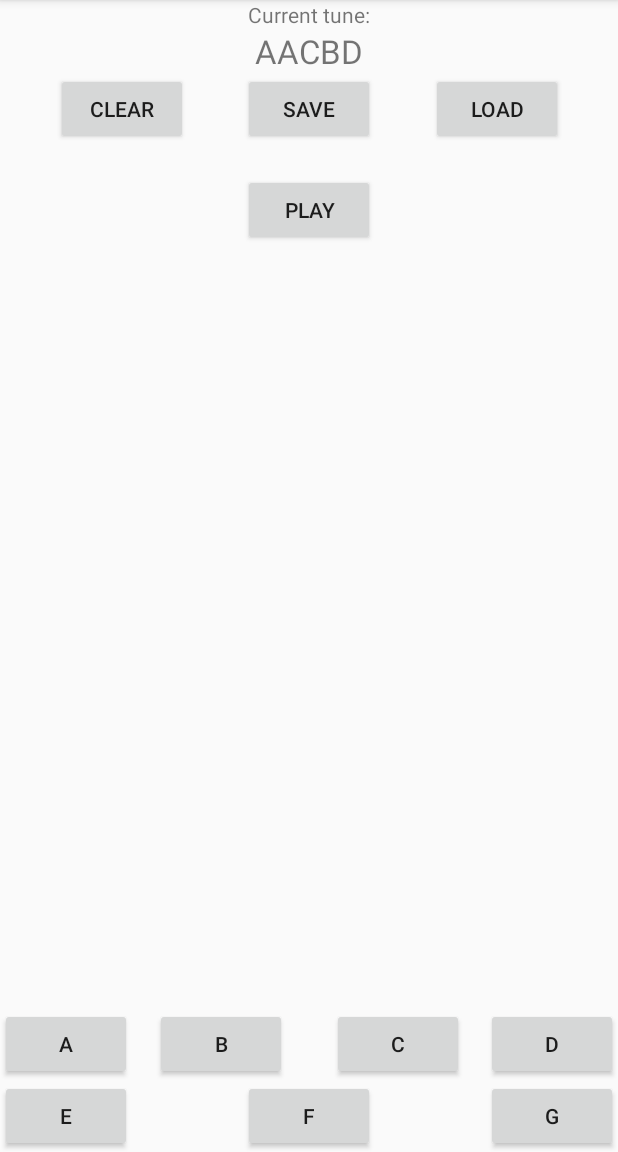
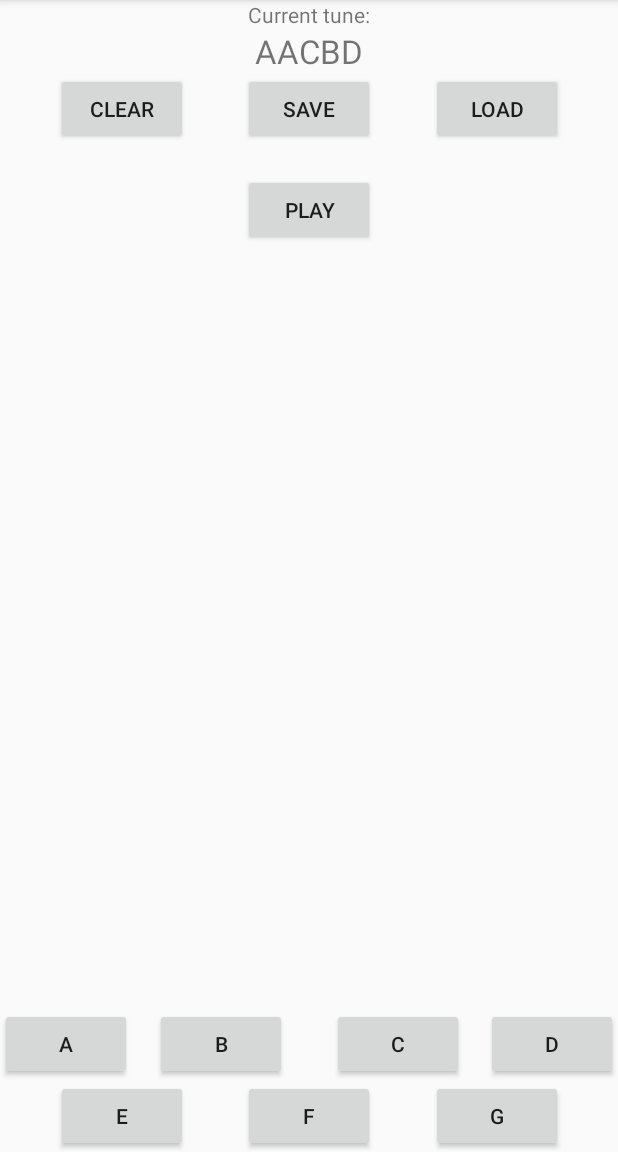
Before and after one commit to oreganoli/Noise, an Android app: the screen it shows after launch (MainActivity), on a phone screen of 412 x 824 dp, the part 84-1236 px from its top. Run offline under Robolectric (Android 15) with nearby library versions, the phone set to English and light mode, and no system bars.

Commit message:
changed button layout

```diff
--- a/app/src/main/res/layout/activity_main.xml
+++ b/app/src/main/res/layout/activity_main.xml
@@ -75,19 +75,20 @@
             android:layout_width="wrap_content"
             android:layout_height="wrap_content" android:id="@+id/playE"
             app:layout_constraintBottom_toBottomOf="parent" app:layout_constraintStart_toStartOf="parent"
-            android:onClick="playE"/>
+            android:onClick="playE" app:layout_constraintEnd_toStartOf="@+id/playF"/>
     <Button
             android:text="F"
             android:layout_width="wrap_content"
             android:layout_height="wrap_content" android:id="@+id/playF"
-            app:layout_constraintBottom_toBottomOf="parent" app:layout_constraintStart_toEndOf="@+id/playE"
-            app:layout_constraintEnd_toStartOf="@+id/playG" android:onClick="playF"/>
+            app:layout_constraintBottom_toBottomOf="parent"
+            android:onClick="playF" app:layout_constraintStart_toStartOf="@+id/half"
+            app:layout_constraintEnd_toStartOf="@+id/half"/>
     <Button
             android:text="G"
             android:layout_width="wrap_content"
             android:layout_height="wrap_content" android:id="@+id/playG"
             app:layout_constraintEnd_toEndOf="parent" app:layout_constraintBottom_toBottomOf="parent"
-            android:onClick="playG"/>
+            android:onClick="playG" app:layout_constraintStart_toEndOf="@+id/playF"/>
     <androidx.constraintlayout.widget.Guideline
             android:orientation="vertical"
             android:layout_width="wrap_content"
```
